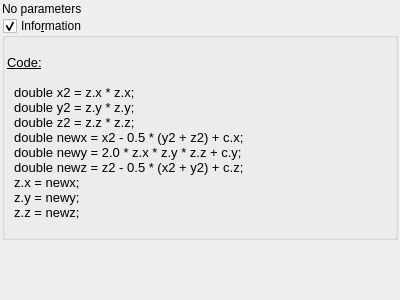
Old version of the form mandelbulber2/qt_data/fractal_ides2.ui in the repository buddhi1980/mandelbulber2.
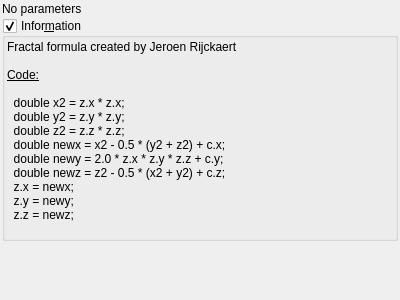
New version of the form. Custom widgets are drawn as their Qt base class.

Commit message: Added information box to several fractals.

```diff
--- a/mandelbulber2/qt_data/fractal_ides2.ui
+++ b/mandelbulber2/qt_data/fractal_ides2.ui
@@ -39,7 +39,7 @@
    <item>
     <widget class="MyGroupBox" name="groupCheck_info">
      <property name="title">
-      <string>Info&amp;rmation</string>
+      <string>Infor&amp;mation</string>
      </property>
      <property name="flat">
       <bool>false</bool>
@@ -69,7 +69,8 @@
          <string>&lt;!DOCTYPE HTML PUBLIC &quot;-//W3C//DTD HTML 4.0//EN&quot; &quot;http://www.w3.org/TR/REC-html40/strict.dtd&quot;&gt;
 &lt;html&gt;&lt;head&gt;&lt;meta name=&quot;qrichtext&quot; content=&quot;1&quot; /&gt;&lt;style type=&quot;text/css&quot;&gt;
 p, li { white-space: pre-wrap; }
-&lt;/style&gt;&lt;/head&gt;&lt;body style=&quot; font-family:'Apolonia Nova Lekka OT'; font-size:10pt; font-weight:200; font-style:normal;&quot;&gt;
+&lt;/style&gt;&lt;/head&gt;&lt;body&gt;
+&lt;p style=&quot; margin-top:0px; margin-bottom:0px; margin-left:0px; margin-right:0px; -qt-block-indent:0; text-indent:0px;&quot;&gt;Fractal formula created by Jeroen Rijckaert&lt;/p&gt;
 &lt;p style=&quot;-qt-paragraph-type:empty; margin-top:0px; margin-bottom:0px; margin-left:0px; margin-right:0px; -qt-block-indent:0; text-indent:0px;&quot;&gt;&lt;br /&gt;&lt;/p&gt;
 &lt;p style=&quot; margin-top:0px; margin-bottom:0px; margin-left:0px; margin-right:0px; -qt-block-indent:0; text-indent:0px;&quot;&gt;&lt;span style=&quot; text-decoration: underline;&quot;&gt;Code:&lt;/span&gt;&lt;/p&gt;
 &lt;p style=&quot;-qt-paragraph-type:empty; margin-top:0px; margin-bottom:0px; margin-left:0px; margin-right:0px; -qt-block-indent:0; text-indent:0px; text-decoration: underline;&quot;&gt;&lt;br /&gt;&lt;/p&gt;
```
The commit also changes 6 other files.
